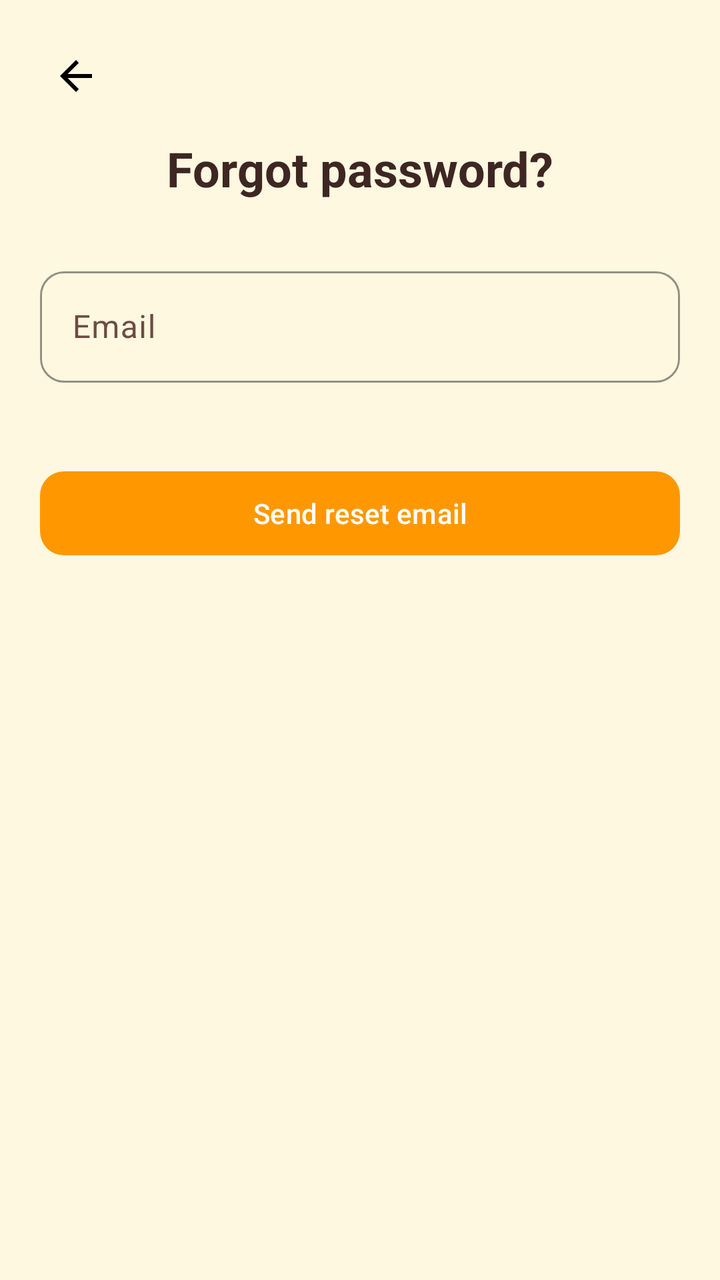
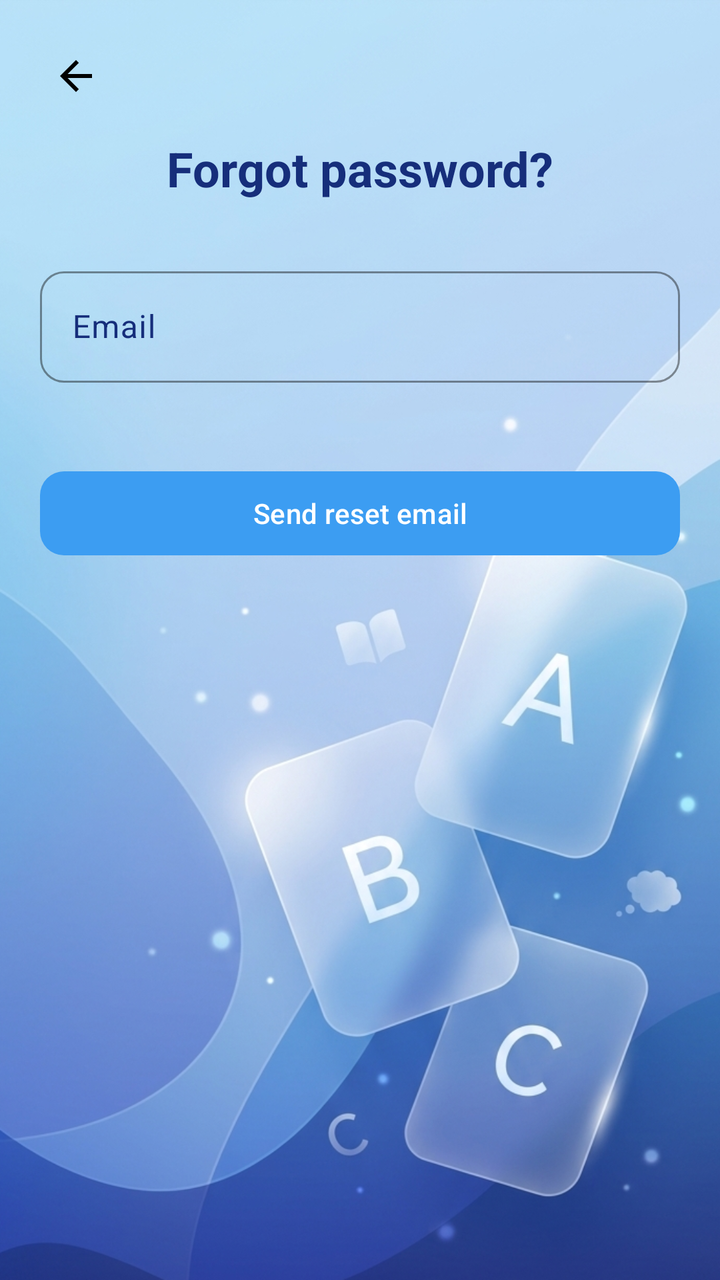

Screens rendered from an Android XML layout before and after an edit, with the pre-edit source and the edit as a unified diff.
<!-- AndroidManifest.xml: application theme Theme.SmartFlashCard -->
<!-- res/layout/activity_forgot_pass.xml -->
<?xml version="1.0" encoding="utf-8"?>
<ScrollView xmlns:android="http://schemas.android.com/apk/res/android"
    xmlns:app="http://schemas.android.com/apk/res-auto"
    xmlns:tools="http://schemas.android.com/tools"
    android:id="@+id/forgotPass"
    android:layout_width="match_parent"
    android:layout_height="match_parent"
    android:background="?android:attr/colorBackground"
    android:fillViewport="true">

    <LinearLayout
        android:layout_width="match_parent"
        android:layout_height="wrap_content"
        android:orientation="vertical"
        android:padding="20dp">

        <ImageView
            android:id="@+id/back"
            android:layout_width="36dp"
            android:layout_height="36dp"
            android:background="?attr/selectableItemBackgroundBorderless"
            android:contentDescription="@string/forgot_password"
            android:padding="6dp"
            android:src="@drawable/ic_back" />

        <TextView
            android:layout_width="wrap_content"
            android:layout_height="wrap_content"
            android:layout_gravity="center_horizontal"
            android:layout_marginTop="12dp"
            android:layout_marginBottom="30dp"
            android:text="@string/forgot_password"
            android:textColor="?attr/colorOnBackground"
            android:textSize="24sp"
            android:textStyle="bold" />

        <com.google.android.material.textfield.TextInputLayout
            android:id="@+id/tilEmail"
            style="@style/Widget.SmartFlashCard.TextInput"
            android:layout_width="match_parent"
            android:layout_height="wrap_content"
            android:layout_marginBottom="20dp"
            android:hint="@string/signup_email"
            app:errorEnabled="true">

            <com.google.android.material.textfield.TextInputEditText
                android:id="@+id/edmail"
                android:layout_width="match_parent"
                android:layout_height="wrap_content"
                android:inputType="textEmailAddress"
                android:maxLines="1" />
        </com.google.android.material.textfield.TextInputLayout>

        <com.google.android.material.button.MaterialButton
            android:id="@+id/btnsenemail"
            style="@style/Widget.SmartFlashCard.Button"
            android:layout_width="match_parent"
            android:layout_height="50dp"
            android:text="@string/forgot_send"
            app:cornerRadius="12dp" />

    </LinearLayout>
</ScrollView>
<!-- resources referenced by this layout -->
<resources>
  <string name="forgot_password">Forgot password?</string>
  <string name="forgot_send">Send reset email</string>
  <string name="signup_email">Email</string>
  <style name="Widget.SmartFlashCard.Button" parent="Widget.Material3.Button">
          <item name="cornerRadius">@dimen/kid_corner_button</item>
          <item name="backgroundTint">?attr/colorPrimary</item>
          <item name="android:textColor">?attr/colorOnPrimary</item>
      </style>
  <style name="Theme.SmartFlashCard" parent="Base.Theme.SmartFlashCard" />
  <dimen name="kid_corner_button">16dp</dimen>
  <dimen name="kid_corner_small">12dp</dimen>
  <color name="md_theme_light_primary">#FF9800</color>
  <color name="md_theme_light_onPrimary">#FFFFFF</color>
  <color name="md_theme_light_primaryContainer">#FFE0B2</color>
  <color name="md_theme_light_onPrimaryContainer">#5D3200</color>
  <color name="md_theme_light_secondary">#00BCD4</color>
  <color name="md_theme_light_onSecondary">#FFFFFF</color>
  <color name="md_theme_light_secondaryContainer">#B2EBF2</color>
  <color name="md_theme_light_onSecondaryContainer">#006064</color>
  <color name="md_theme_light_tertiary">#66BB6A</color>
  <color name="md_theme_light_onTertiary">#FFFFFF</color>
  <color name="md_theme_light_tertiaryContainer">#C8E6C9</color>
  <color name="md_theme_light_onTertiaryContainer">#1B5E20</color>
  <color name="md_theme_light_background">#FFF8E1</color>
  <color name="md_theme_light_onBackground">#3E2723</color>
  <color name="md_theme_light_error">#E53935</color>
  <color name="md_theme_light_onError">#FFFFFF</color>
  <color name="md_theme_light_errorContainer">#FFCDD2</color>
  <color name="md_theme_light_onErrorContainer">#B71C1C</color>
  <color name="md_theme_light_surface">#FFFFFF</color>
  <color name="md_theme_light_onSurface">#3E2723</color>
  <color name="md_theme_light_surfaceVariant">#FFF3E0</color>
  <color name="md_theme_light_onSurfaceVariant">#6D4C41</color>
  <color name="md_theme_light_outline">#BCAAA4</color>
  <style name="Widget.SmartFlashCard.Card" parent="Widget.Material3.CardView.Elevated">
          <item name="cardCornerRadius">@dimen/kid_corner_card</item>
          <item name="cardElevation">@dimen/kid_elevation_card</item>
          <item name="cardBackgroundColor">?attr/colorSurface</item>
          <item name="strokeWidth">0dp</item>
      </style>
  <style name="Widget.SmartFlashCard.Toolbar" parent="Widget.Material3.Toolbar">
          <item name="android:background">?attr/colorPrimary</item>
          <item name="titleTextColor">?attr/colorOnPrimary</item>
          <item name="subtitleTextColor">?attr/colorOnPrimary</item>
          <item name="navigationIconTint">?attr/colorOnPrimary</item>
      </style>
  <style name="Widget.SmartFlashCard.Fab" parent="Widget.Material3.FloatingActionButton.Primary">
          <item name="backgroundTint">?attr/colorSecondary</item>
          <item name="tint">?attr/colorOnSecondary</item>
          <item name="shapeAppearance">@style/ShapeAppearance.SmartFlashCard.Medium</item>
      </style>
  <style name="ShapeAppearance.SmartFlashCard.Small" parent="ShapeAppearance.Material3.Corner.Small">
          <item name="cornerSize">@dimen/kid_corner_small</item>
      </style>
  <style name="ShapeAppearance.SmartFlashCard.Medium" parent="ShapeAppearance.Material3.Corner.Medium">
          <item name="cornerSize">@dimen/kid_corner_button</item>
      </style>
  <style name="ShapeAppearance.SmartFlashCard.Large" parent="ShapeAppearance.Material3.Corner.Large">
          <item name="cornerSize">@dimen/kid_corner_card</item>
      </style>
  <dimen name="kid_corner_card">24dp</dimen>
  <dimen name="kid_elevation_card">4dp</dimen>
  <!-- unchanged entries left out for length: 3 -->
</resources>

<!-- the commit's change to res/layout/activity_forgot_pass.xml (unified diff, before → after) -->
@@ -5,7 +5,7 @@
     android:id="@+id/forgotPass"
     android:layout_width="match_parent"
     android:layout_height="match_parent"
-    android:background="?android:attr/colorBackground"
+    android:background="@drawable/bg"
     android:fillViewport="true">
 
     <LinearLayout
<!-- resource entries referenced after the edit -->
@@ -1,20 +1,21 @@
 <!-- resources referenced by this layout -->
 <resources>
+  <!-- drawable bg: png bitmap (drawable, 800499 bytes) -->
   <string name="forgot_password">Forgot password?</string>
   <string name="forgot_send">Send reset email</string>
   <string name="signup_email">Email</string>
   <style name="Widget.SmartFlashCard.Button" parent="Widget.Material3.Button">
           <item name="cornerRadius">@dimen/kid_corner_button</item>
-          <item name="backgroundTint">?attr/colorPrimary</item>
+          <item name="backgroundTint">#3C9DF2</item>
           <item name="android:textColor">?attr/colorOnPrimary</item>
       </style>
   <style name="Theme.SmartFlashCard" parent="Base.Theme.SmartFlashCard" />
   <dimen name="kid_corner_button">16dp</dimen>
   <dimen name="kid_corner_small">12dp</dimen>
-  <color name="md_theme_light_primary">#FF9800</color>
+  <color name="md_theme_light_primary">#5E9ED9</color>
   <color name="md_theme_light_onPrimary">#FFFFFF</color>
-  <color name="md_theme_light_primaryContainer">#FFE0B2</color>
-  <color name="md_theme_light_onPrimaryContainer">#5D3200</color>
+  <color name="md_theme_light_primaryContainer">#A9DBFF</color>
+  <color name="md_theme_light_onPrimaryContainer">#162E7B</color>
   <color name="md_theme_light_secondary">#00BCD4</color>
   <color name="md_theme_light_onSecondary">#FFFFFF</color>
   <color name="md_theme_light_secondaryContainer">#B2EBF2</color>
@@ -23,17 +24,17 @@
   <color name="md_theme_light_onTertiary">#FFFFFF</color>
   <color name="md_theme_light_tertiaryContainer">#C8E6C9</color>
   <color name="md_theme_light_onTertiaryContainer">#1B5E20</color>
-  <color name="md_theme_light_background">#FFF8E1</color>
-  <color name="md_theme_light_onBackground">#3E2723</color>
+  <color name="md_theme_light_background">#A9DBFF</color>
+  <color name="md_theme_light_onBackground">#162E7B</color>
   <color name="md_theme_light_error">#E53935</color>
   <color name="md_theme_light_onError">#FFFFFF</color>
   <color name="md_theme_light_errorContainer">#FFCDD2</color>
   <color name="md_theme_light_onErrorContainer">#B71C1C</color>
   <color name="md_theme_light_surface">#FFFFFF</color>
-  <color name="md_theme_light_onSurface">#3E2723</color>
-  <color name="md_theme_light_surfaceVariant">#FFF3E0</color>
-  <color name="md_theme_light_onSurfaceVariant">#6D4C41</color>
-  <color name="md_theme_light_outline">#BCAAA4</color>
+  <color name="md_theme_light_onSurface">#162E7B</color>
+  <color name="md_theme_light_surfaceVariant">#A9DBFF</color>
+  <color name="md_theme_light_onSurfaceVariant">#162E7B</color>
+  <color name="md_theme_light_outline">#5E9ED9</color>
   <style name="Widget.SmartFlashCard.Card" parent="Widget.Material3.CardView.Elevated">
           <item name="cardCornerRadius">@dimen/kid_corner_card</item>
           <item name="cardElevation">@dimen/kid_elevation_card</item>
